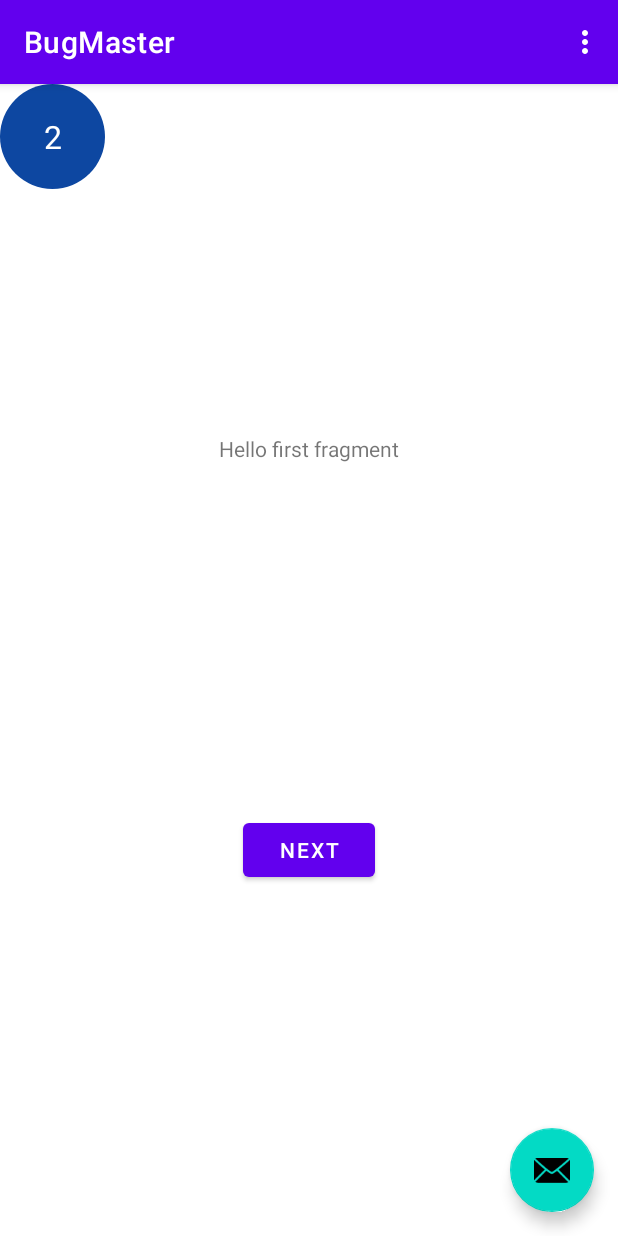
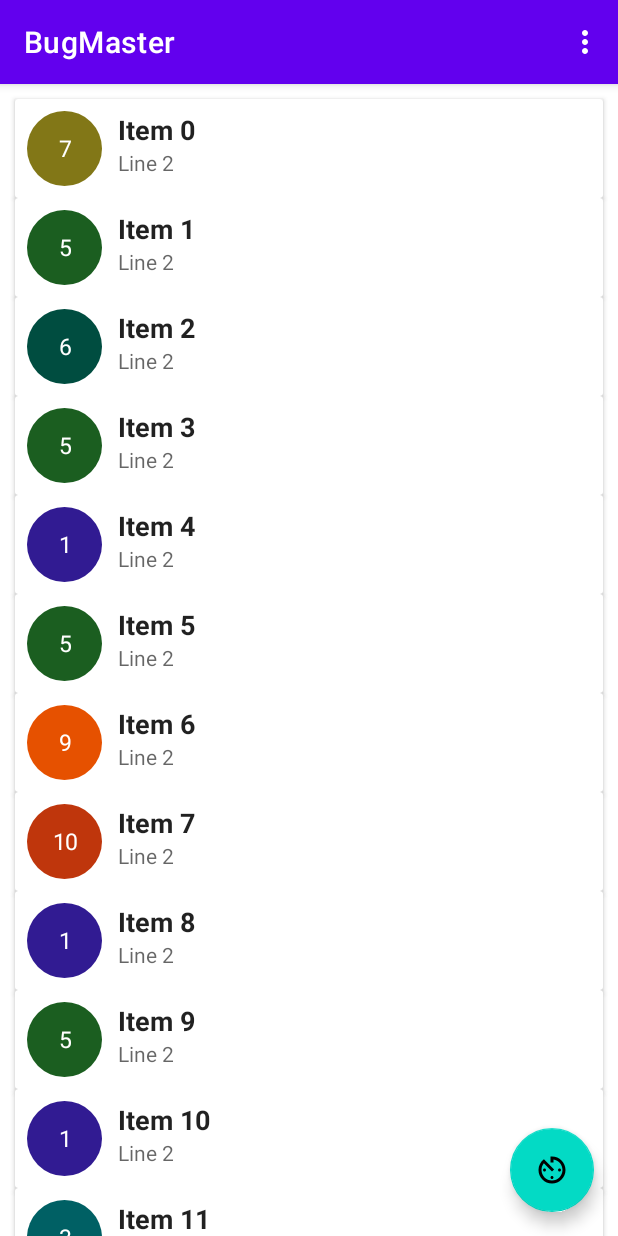
Before and after one commit to szabolcs-kun/oe-kotlin-bug-master, an Android app: the screen it shows after launch (MainActivity), on a phone screen of 412 x 824 dp. Run offline under Robolectric (Android 15) with nearby library versions, the phone set to English and light mode, and no system bars.

Commit message:
Add list activity, listener and adapter impl WIP

```diff
--- a/app/build.gradle
+++ b/app/build.gradle
@@ -48,4 +48,8 @@ dependencies {
     testImplementation 'junit:junit:4.+'
     androidTestImplementation 'androidx.test.ext:junit:1.1.1'
     androidTestImplementation 'androidx.test.espresso:espresso-core:3.2.0'
+
+
+    implementation "androidx.recyclerview:recyclerview:1.1.0"
+    implementation "androidx.cardview:cardview:1.0.0"
 }
--- /dev/null
+++ b/app/src/main/java/com/skun/bugmaster/InsectAdapter.kt
@@ -0,0 +1,69 @@
+package com.skun.bugmaster
+
+import android.content.Intent
+import android.view.LayoutInflater
+import android.view.View
+import android.view.ViewGroup
+import android.widget.ImageView
+import android.widget.TextView
+import androidx.core.content.ContextCompat
+import androidx.recyclerview.widget.RecyclerView
+import com.skun.bugmaster.views.DangerLevelView
+
+class InsectAdapter(
+    private val insectList: List<InsectItem>,
+    private val listener: OnItemClickListener
+) :
+    RecyclerView.Adapter<InsectAdapter.InsectViewHolder>() {
+
+    override fun onCreateViewHolder(parent: ViewGroup, viewType: Int): InsectViewHolder {
+        val itemView = LayoutInflater.from(parent.context).inflate(
+            R.layout.insect_item,
+            parent, false
+        )
+
+        return InsectViewHolder(itemView)
+    }
+
+    override fun onBindViewHolder(holder: InsectViewHolder, position: Int) {
+        val currentItem = insectList[position]
+
+        holder.customView.setDangerLevel(currentItem.dangerLevel)
+        holder.textView1.text = currentItem.insectName
+        holder.textView2.text = currentItem.insectScientificName
+    }
+
+    override fun getItemCount() = insectList.size
+    inner class InsectViewHolder(itemView: View) : RecyclerView.ViewHolder(itemView),
+        View.OnClickListener {
+        val customView: DangerLevelView = itemView.findViewById(R.id.dangerLevelView)
+        val textView1: TextView = itemView.findViewById(R.id.name)
+        val textView2: TextView = itemView.findViewById(R.id.scientific_name)
+
+        init {
+            itemView.setOnClickListener(this)
+        }
+
+        override fun onClick(v: View?) {
+
+            /*
+            val intent = Intent(v!!.context, DetailsActivity::class.java)
+            intent.putExtra(
+                Intent.EXTRA_TEXT,
+                movie.id.toString()
+            )
+            ContextCompat.startActivity(view.context, intent, null)
+            */
+
+
+            val position = adapterPosition
+            if (position != RecyclerView.NO_POSITION) {
+                listener.onItemClick(position)
+            }
+        }
+    }
+
+    interface OnItemClickListener {
+        fun onItemClick(position: Int)
+    }
+}
--- /dev/null
+++ b/app/src/main/java/com/skun/bugmaster/InsectItem.kt
@@ -0,0 +1,3 @@
+package com.skun.bugmaster
+
+data class InsectItem( val dangerLevel: Int, val insectName: String, val insectScientificName : String)
--- a/app/src/main/java/com/skun/bugmaster/MainActivity.kt
+++ b/app/src/main/java/com/skun/bugmaster/MainActivity.kt
@@ -6,18 +6,47 @@ import com.google.android.material.snackbar.Snackbar
 import androidx.appcompat.app.AppCompatActivity
 import android.view.Menu
 import android.view.MenuItem
+import android.view.View
+import android.widget.Toast
+import androidx.recyclerview.widget.LinearLayoutManager
+import androidx.recyclerview.widget.RecyclerView
 
-class MainActivity : AppCompatActivity() {
-
+class MainActivity : AppCompatActivity(), InsectAdapter.OnItemClickListener {
+    private var recyclerView: RecyclerView? = null
+    private val insectsList = generateDummyList(500)
+    private val adapter = InsectAdapter(insectsList, this)
     override fun onCreate(savedInstanceState: Bundle?) {
         super.onCreate(savedInstanceState)
         setContentView(R.layout.activity_main)
         setSupportActionBar(findViewById(R.id.toolbar))
 
+
+
+        recyclerView = findViewById<View>(R.id.recycler_view) as RecyclerView
+        recyclerView!!.adapter = adapter
+        recyclerView!!.layoutManager = LinearLayoutManager(this)
+        recyclerView!!.setHasFixedSize(true)
+
+        /*
         findViewById<FloatingActionButton>(R.id.fab).setOnClickListener { view ->
             Snackbar.make(view, "Replace with your own action", Snackbar.LENGTH_LONG)
                     .setAction("Action", null).show()
         }
+        */
+    }
+
+    override fun onItemClick(position: Int) {
+        val tmp = insectsList[position]
+        Toast.makeText(this, "Clicked: ${tmp.insectName}", Toast.LENGTH_SHORT).show()
+    }
+
+    private fun generateDummyList(size: Int): List<InsectItem> {
+        val list = ArrayList<InsectItem>()
+        for (i in 0 until size) {
+            val item = InsectItem((1..10).random(), "Item $i", "Line 2")
+            list += item
+        }
+        return list
     }
 
     override fun onCreateOptionsMenu(menu: Menu): Boolean {
--- a/app/src/main/java/com/skun/bugmaster/views/DangerLevelView.kt
+++ b/app/src/main/java/com/skun/bugmaster/views/DangerLevelView.kt
@@ -32,6 +32,11 @@ class DangerLevelView(context: Context, attrs: AttributeSet) : View(context, att
             typedArray.getInt(R.styleable.DangerLevelView_dangerLevel, -1).toLong().toInt()
 
         typedArray.recycle()
+    }
+
+    public fun setDangerLevel(dangerLvl: Int)
+    {
+        dangerLevel = dangerLvl
     }
 
     override fun onDraw(canvas: Canvas) {
--- a/app/src/main/res/layout/activity_main.xml
+++ b/app/src/main/res/layout/activity_main.xml
@@ -20,7 +20,15 @@
 
     </com.google.android.material.appbar.AppBarLayout>
 
-    <include layout="@layout/content_main" />
+    <androidx.recyclerview.widget.RecyclerView
+        android:id="@+id/recycler_view"
+        android:padding="10dp"
+        android:clipToPadding="false"
+        app:layout_behavior="@string/appbar_scrolling_view_behavior"
+        android:layout_width="match_parent"
+        android:layout_height="match_parent"
+
+        tools:listitem="@layout/insect_item"/>
 
     <com.google.android.material.floatingactionbutton.FloatingActionButton
         android:id="@+id/fab"
@@ -28,6 +36,6 @@
         android:layout_height="wrap_content"
         android:layout_gravity="bottom|end"
         android:layout_margin="@dimen/fab_margin"
-        app:srcCompat="@android:drawable/ic_dialog_email" />
+        app:srcCompat="@drawable/ic_av_timer" />
 
 </androidx.coordinatorlayout.widget.CoordinatorLayout>
--- a/app/src/main/res/layout/fragment_first.xml
+++ b/app/src/main/res/layout/fragment_first.xml
@@ -6,14 +6,6 @@
     android:layout_width="match_parent"
     android:layout_height="match_parent"
     tools:context=".FirstFragment">
-
-    <com.skun.bugmaster.views.DangerLevelView
-        android:id="@+id/dangerLevelView"
-        android:layout_width="70dp"
-        android:layout_height="70dp"
-        android:gravity="start|center_vertical"
-        custom:dangerLevel="2"
-        tools:ignore="MissingConstraints" />
 
     <TextView
         android:id="@+id/textview_first"
--- /dev/null
+++ b/app/src/main/res/layout/insect_item.xml
@@ -0,0 +1,51 @@
+<?xml version="1.0" encoding="utf-8"?>
+<androidx.cardview.widget.CardView xmlns:android="http://schemas.android.com/apk/res/android"
+    xmlns:custom="http://schemas.android.com/apk/res-auto"
+    android:layout_width="match_parent"
+    android:layout_height="wrap_content"
+    xmlns:tools="http://schemas.android.com/tools">
+
+    <RelativeLayout
+        android:layout_width="match_parent"
+        android:layout_height="match_parent"
+        android:padding="8dp">
+
+    <com.skun.bugmaster.views.DangerLevelView
+        android:id="@+id/dangerLevelView"
+        android:layout_width="50dp"
+        android:layout_height="50dp"
+        android:gravity="start|center_vertical"
+        custom:dangerLevel="1" />
+
+        <LinearLayout
+            android:layout_width="wrap_content"
+            android:layout_height="wrap_content"
+            android:gravity="center_vertical"
+            android:orientation="vertical"
+            android:paddingStart="5dp"
+            android:paddingEnd="5dp"
+            android:layout_toEndOf="@+id/dangerLevelView"
+            android:layout_marginLeft="5dp">
+        <TextView
+            android:id="@+id/name"
+            style="@style/TextAppearance.AppCompat.Large"
+            android:layout_width="wrap_content"
+            android:layout_height="wrap_content"
+
+            android:textSize="18sp"
+            android:textStyle="bold"
+            tools:text="Army Ants"/>
+
+        <TextView
+            android:id="@+id/scientific_name"
+            style="@style/TextAppearance.AppCompat.Medium"
+            android:layout_width="wrap_content"
+            android:layout_height="wrap_content"
+            android:layout_toEndOf="@+id/dangerLevelView"
+            android:layout_below="@+id/name"
+            android:textSize="14sp"
+            tools:text="Dorylus gribodoi"/>
+        </LinearLayout>
+    </RelativeLayout>
+
+</androidx.cardview.widget.CardView>
--- a/app/src/main/res/values/strings.xml
+++ b/app/src/main/res/values/strings.xml
@@ -9,4 +9,5 @@
 
     <string name="hello_first_fragment">Hello first fragment</string>
     <string name="hello_second_fragment">Hello second fragment. Arg: %1$s</string>
+    <string name="title_activity_insects">InsectsActivity</string>
 </resources>
```
Also changed, not shown: app/src/main/res/layout/insect_list_item.xml (deleted, +0 -47 lines), app/src/main/res/navigation/nav_graph.xml (+20 -0 lines).
